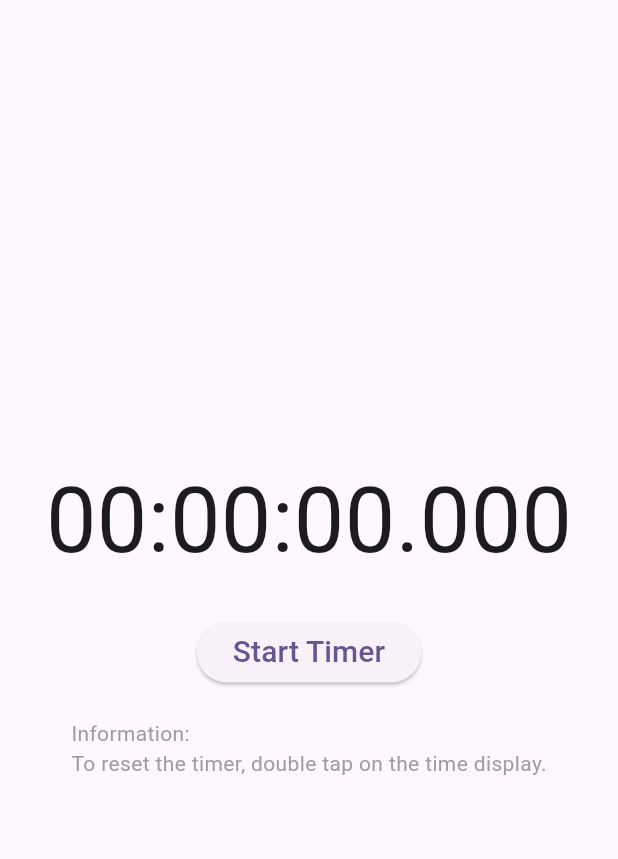
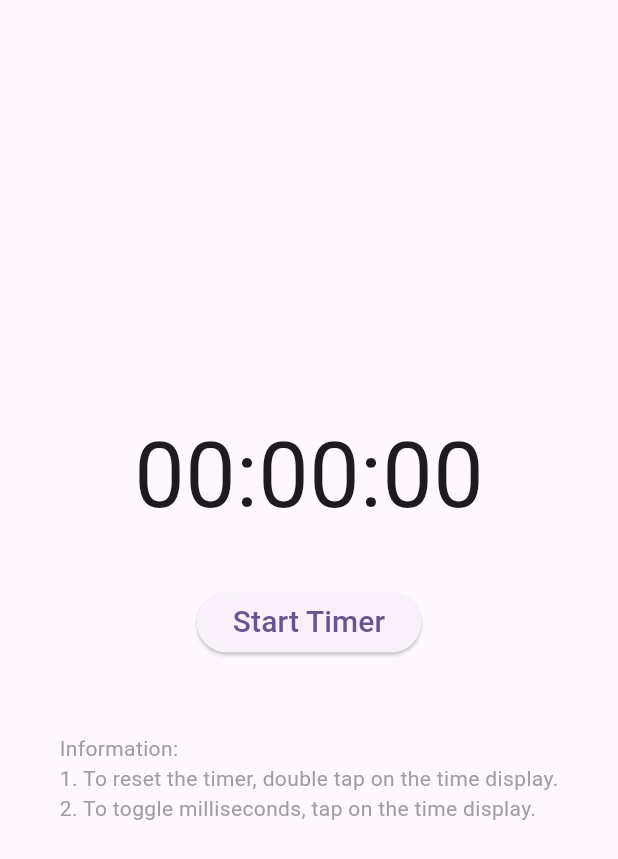
Before and after one commit to supanadit/fomoless, a Flutter app: the screen it shows after launch, on a phone screen of 412 x 824 dp. Shown: the top 859 px of the screen. Run offline on Flutter 3.47's test engine with Material 3 defaults, Android fonts, the phone set to English and light mode, and no system bars.

Commit message:
feat: add toggle for milliseconds display and update instructions

```diff
--- a/lib/features/timer/presentation/page/timer_page.dart
+++ b/lib/features/timer/presentation/page/timer_page.dart
@@ -18,6 +18,7 @@ class _TimerPageState extends State<TimerPage> {
   int milliseconds = 0;
 
   bool isRunning = false;
+  bool hideMilliseconds = true;
   Timer? _timer;
 
   void startTimer() {
@@ -78,9 +79,14 @@ class _TimerPageState extends State<TimerPage> {
           children: [
             GestureDetector(
               onDoubleTap: resetTimer,
+              onTap: () {
+                setState(() {
+                  hideMilliseconds = !hideMilliseconds;
+                });
+              },
               child: Row(
                 mainAxisAlignment: MainAxisAlignment.center,
-                crossAxisAlignment: CrossAxisAlignment.center,
+                crossAxisAlignment: CrossAxisAlignment.end,
                 children: [
                   Text(
                     twoDigits(hours),
@@ -96,15 +102,31 @@ class _TimerPageState extends State<TimerPage> {
                     twoDigits(seconds),
                     style: const TextStyle(fontSize: fontSizeTime),
                   ),
-                  const Text(".", style: TextStyle(fontSize: fontSizeTime)),
-                  Text(
-                    milliseconds.toString().padLeft(3, '0'),
-                    style: const TextStyle(fontSize: fontSizeTime),
+                  Container(
+                    padding: const EdgeInsets.only(bottom: 10.0),
+                    child: Visibility(
+                      visible: !hideMilliseconds,
+                      child: Row(
+                        children: [
+                          const Text(
+                            ".",
+                            style: TextStyle(fontSize: 30, color: Colors.grey),
+                          ),
+                          Text(
+                            milliseconds.toString().padLeft(3, '0'),
+                            style: const TextStyle(
+                              fontSize: 30,
+                              color: Colors.grey,
+                            ),
+                          ),
+                        ],
+                      ),
+                    ),
                   ),
                 ],
               ),
             ),
-            const SizedBox(height: 20),
+            const SizedBox(height: 30),
             ElevatedButton(
               onPressed: startTimer,
               child: Text(
@@ -112,7 +134,7 @@ class _TimerPageState extends State<TimerPage> {
                 style: const TextStyle(fontSize: 20.0),
               ),
             ),
-            const SizedBox(height: 20),
+            const SizedBox(height: 50),
             Column(
               mainAxisAlignment: MainAxisAlignment.start,
               crossAxisAlignment: CrossAxisAlignment.start,
@@ -120,7 +142,11 @@ class _TimerPageState extends State<TimerPage> {
                 // Light gray text for information
                 Text("Information:", style: TextStyle(color: Colors.grey)),
                 Text(
-                  "To reset the timer, double tap on the time display.",
+                  "1. To reset the timer, double tap on the time display.",
+                  style: TextStyle(color: Colors.grey),
+                ),
+                Text(
+                  "2. To toggle milliseconds, tap on the time display.",
                   style: TextStyle(color: Colors.grey),
                 ),
               ],
```
